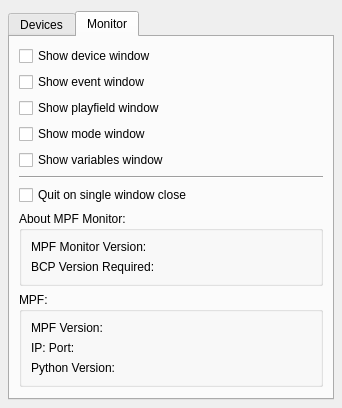
The window that mpfmonitor/core/ui/inspector.ui (missionpinball/mpf-monitor) describes before a commit, drawn with Qt 5.
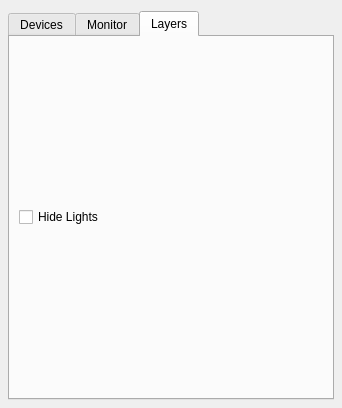
The same window after the commit. The open tabs and pages were chosen to show the change.

Commit message: add new inspector tab with ability to hide device types, starting with lights

What changed in the file:
```diff
--- a/mpfmonitor/core/ui/inspector.ui
+++ b/mpfmonitor/core/ui/inspector.ui
@@ -436,6 +436,24 @@
        </item>
       </layout>
      </widget>
+     <widget class="QWidget" name="layers_inspector_tab">
+      <attribute name="title">
+       <string>Layers</string>
+      </attribute>
+      <layout class="QVBoxLayout" name="verticalLayout_3">
+       <item>
+        <layout class="QVBoxLayout" name="verticalLayout_2">
+         <item>
+          <widget class="QCheckBox" name="toggle_lights_button">
+           <property name="text">
+            <string>Hide Lights</string>
+           </property>
+          </widget>
+         </item>
+        </layout>
+       </item>
+      </layout>
+     </widget>
     </widget>
    </item>
   </layout>
```
The commit also changes 3 other files.
